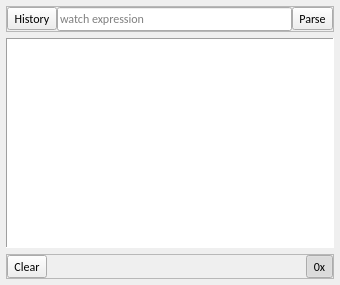
Old version of the form view/WidgetExpression.ui in the repository ukyouz/Visual-Studio-Debug-Tools.
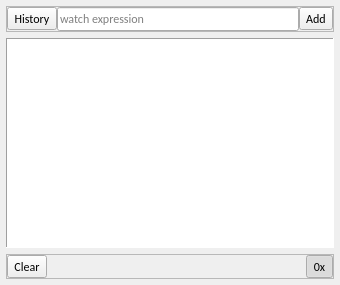
New version of the form. Icons and pictures are not drawn.

Diff of the .ui file:
```diff
--- a/view/WidgetExpression.ui
+++ b/view/WidgetExpression.ui
@@ -93,7 +93,7 @@
         <item>
          <widget class="QToolButton" name="btnParse">
           <property name="text">
-           <string>Parse</string>
+           <string>Add</string>
           </property>
          </widget>
         </item>
```
Left out of the diff: 3 changed lines with no effect on the pictures.
